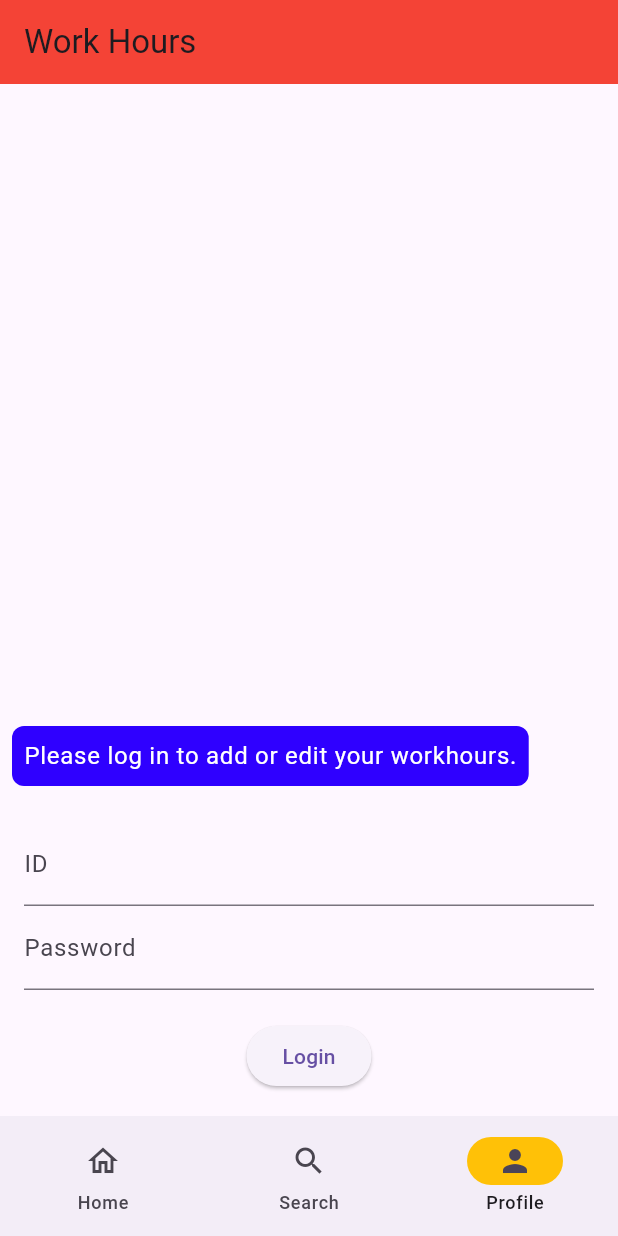
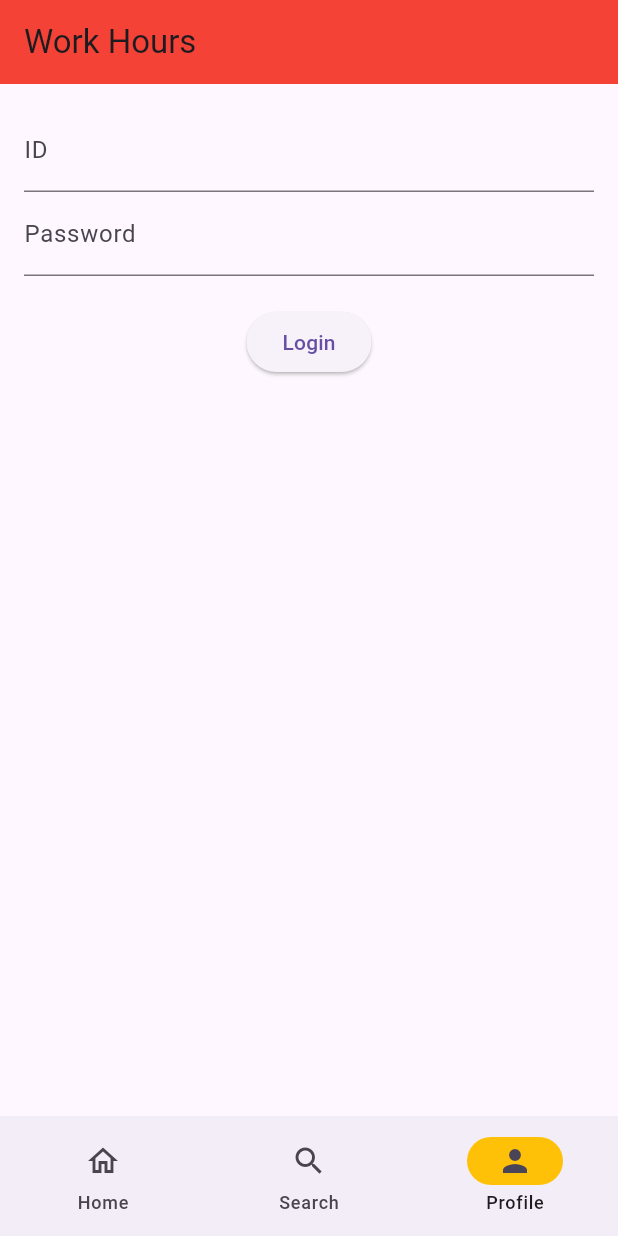
Before and after one commit to Hoopsier/Workhour-App, a Flutter app: the screen it shows after launch, item 3 of the bottom bar chosen, after a tap on "Login", on a phone screen of 412 x 824 dp. Run offline on Flutter 3.47's test engine with Material 3 defaults, Android fonts, the light colour scheme and no system bars; our stand-ins replace shared_preferences.

Commit message:
Refactored and a MASSIVE wall has been climbed.

```diff
--- /dev/null
+++ b/lib/Navigation/custom_navigation_bar.dart
@@ -0,0 +1,36 @@
+import 'package:flutter/material.dart';
+
+class CustomNavigationBar extends StatelessWidget {
+  final int currentIndex;
+  final ValueChanged<int> onIndexChanged;
+
+  const CustomNavigationBar({
+    super.key,
+    required this.currentIndex,
+    required this.onIndexChanged,
+  });
+
+  @override
+  Widget build(BuildContext context) {
+    return NavigationBar(
+      selectedIndex: currentIndex,
+      onDestinationSelected: onIndexChanged,
+      indicatorColor: Colors.amber,
+      destinations: const <Widget>[
+        NavigationDestination(
+          selectedIcon: Icon(Icons.home),
+          icon: Icon(Icons.home_outlined),
+          label: 'Home',
+        ),
+        NavigationDestination(
+          icon: Icon(Icons.search),
+          label: 'Search',
+        ),
+        NavigationDestination(
+          icon: Icon(Icons.person),
+          label: 'Profile',
+        ),
+      ],
+    );
+  }
+}
--- a/lib/Navigation/home_page.dart
+++ b/lib/Navigation/home_page.dart
@@ -0,0 +1,49 @@
+import 'package:flutter/material.dart';
+
+class HomePage extends StatelessWidget {
+  final String? name;
+  final int role;
+  final String password;
+  final int id;
+  final VoidCallback refreshData;
+
+  const HomePage({
+    super.key,
+    required this.name,
+    required this.role,
+    required this.password,
+    required this.id,
+    required this.refreshData,
+  });
+
+  @override
+  Widget build(BuildContext context) {
+    final String homeText = role == 0
+        ? "Please log in to add or edit your workhours."
+        : "Welcome $name!";
+    return Card(
+      margin: const EdgeInsets.all(8.0),
+      child: Column(
+        children: [
+          Row(
+            children: [
+              IconButton(
+                icon: const Icon(Icons.add),
+                onPressed: () {
+                  debugPrint('Add');
+                },
+              ),
+              IconButton(
+                icon: const Icon(Icons.edit),
+                onPressed: () {
+                  debugPrint('Edit');
+                },
+              ),
+            ],
+          ),
+          Text(homeText),
+        ],
+      ),
+    );
+  }
+}
--- a/lib/Navigation/notifications_page.dart
+++ b/lib/Navigation/notifications_page.dart
@@ -0,0 +1,30 @@
+import 'package:flutter/material.dart';
+
+class NotificationsPage extends StatelessWidget {
+  const NotificationsPage({super.key});
+
+  @override
+  Widget build(BuildContext context) {
+    return const Padding(
+      padding: EdgeInsets.all(8.0),
+      child: Column(
+        children: <Widget>[
+          Card(
+            child: ListTile(
+              leading: Icon(Icons.notifications_sharp),
+              title: Text('Notification 1'),
+              subtitle: Text('This is a notification'),
+            ),
+          ),
+          Card(
+            child: ListTile(
+              leading: Icon(Icons.notifications_sharp),
+              title: Text('Notification 2'),
+              subtitle: Text('This is a notification'),
+            ),
+          ),
+        ],
+      ),
+    );
+  }
+}
--- a/lib/Navigation/profile_page.dart
+++ b/lib/Navigation/profile_page.dart
@@ -0,0 +1,45 @@
+import 'package:flutter/material.dart';
+
+class ProfilePage extends StatelessWidget {
+  final TextEditingController idController;
+  final TextEditingController passwordController;
+  final VoidCallback refreshData;
+
+  const ProfilePage({
+    super.key,
+    required this.idController,
+    required this.passwordController,
+    required this.refreshData,
+  });
+
+  @override
+  Widget build(BuildContext context) {
+    return Padding(
+      padding: const EdgeInsets.all(16.0),
+      child: Column(
+        children: [
+          TextField(
+            controller: idController,
+            decoration: const InputDecoration(labelText: 'ID'),
+            keyboardType: TextInputType.number,
+          ),
+          TextField(
+            controller: passwordController,
+            decoration: const InputDecoration(labelText: 'Password'),
+            obscureText: true,
+          ),
+          const SizedBox(height: 20),
+          ElevatedButton(
+            onPressed: () {
+              final id = int.parse(idController.text);
+              final password = passwordController.text;
+              debugPrint('Login ID: $id, Password: $password');
+              refreshData();
+            },
+            child: const Text('Login'),
+          ),
+        ],
+      ),
+    );
+  }
+}
--- a/lib/main.dart
+++ b/lib/main.dart
@@ -1,10 +1,9 @@
-//import 'dart:math'; not used so
-
 import 'package:flutter/material.dart';
-import 'package:kurssiprojekti/API_Commands.dart';
+import 'package:kurssiprojekti/Navigation/custom_navigation_bar.dart';
 import 'package:shared_preferences/shared_preferences.dart';
-
-/// Flutter code sample for [NavigationBar].
+import 'Navigation/profile_page.dart';
+import 'Navigation/notifications_page.dart';
+import 'Navigation/home_page.dart';
 
 void main() => runApp(const NavigationBarApp());
 
@@ -29,14 +28,11 @@ class NavigationExample extends StatefulWidget {
 
 class _NavigationExampleState extends State<NavigationExample> {
   late SharedPreferences _prefs;
-  static int currentPageIndex = 0;
-  static late String? name;
-  static late String password;
-  final TextEditingController idController = TextEditingController();
-  final TextEditingController passwordController = TextEditingController();
-  static late int role;
-  static late String homeText;
-  static late int Id_;
+  int currentPageIndex = 0;
+  String? name;
+  String password = "null";
+  int role = 0;
+  int id = -1;
 
   @override
   void initState() {
@@ -47,10 +43,10 @@ class _NavigationExampleState extends State<NavigationExample> {
   Future<void> _initializeSharedPreferences() async {
     _prefs = await SharedPreferences.getInstance();
     setState(() {
-      name = _prefs.getString('name') ?? null;
+      name = _prefs.getString('name');
       role = _prefs.getInt('role') ?? 0;
       password = _prefs.getString('password') ?? "null";
-      Id_ = _prefs.getInt('id') ?? -1;
+      id = _prefs.getInt('id') ?? -1;
     });
   }
 
@@ -60,172 +56,36 @@ class _NavigationExampleState extends State<NavigationExample> {
 
   @override
   Widget build(BuildContext context) {
-    if (Id_ != -1 && password != "null") {
-      Login(Id_, password);
-    }
-    final ThemeData theme = Theme.of(context);
-    final Map loggedInOrNah = {
-      0: "Please log in to add or edit your workhours.",
-      1: "Welcome $name!"
-    };
-    if (role == 0) {
-      homeText = loggedInOrNah[0];
-    } else {
-      homeText = loggedInOrNah[1];
-    }
+    final List<Widget> pages = [
+      HomePage(
+        name: name,
+        role: role,
+        password: password,
+        id: id,
+        refreshData: refreshData,
+      ),
+      const NotificationsPage(),
+      ProfilePage(
+        idController: TextEditingController(),
+        passwordController: TextEditingController(),
+        refreshData: refreshData,
+      ),
+    ];
+
     return Scaffold(
-      bottomNavigationBar: NavigationBar(
-        onDestinationSelected: (int index) {
+      appBar: AppBar(
+        backgroundColor: Colors.red,
+        title: const Text('Work Hours'),
+      ),
+      bottomNavigationBar: CustomNavigationBar(
+        currentIndex: currentPageIndex,
+        onIndexChanged: (index) {
           setState(() {
             currentPageIndex = index;
           });
         },
-        indicatorColor: Colors.amber,
-        selectedIndex: currentPageIndex,
-        destinations: const <Widget>[
-          NavigationDestination(
-            selectedIcon: Icon(Icons.home),
-            icon: Icon(Icons.home_outlined),
-            label: 'Home',
-          ),
-          NavigationDestination(
-            icon: Icon(Icons.search),
-            label: 'Search',
-          ),
-          NavigationDestination(
-            icon: Icon(Icons.person),
-            label: 'Profile',
-          ),
-        ],
       ),
-      body: <Widget>[
-        /// Home page
-        Card(
-          shadowColor: Colors.transparent,
-          margin: const EdgeInsets.all(8.0),
-          child: SizedBox.expand(
-            child: Column(
-              children: [
-                Row(
-                  children: [
-                    IconButton(
-                      style: ButtonStyle(
-                        iconSize: WidgetStateProperty.all<double>(40.0),
-                        backgroundColor:
-                            WidgetStateProperty.all<Color>(Colors.blue),
-                        iconColor: WidgetStateProperty.all<Color>(Colors.white),
-                      ),
-                      onPressed: () {
-                        print('Add');
-                      },
-                      icon: const Icon(Icons.add),
-                    ),
-                    Container(
-                      padding: EdgeInsets.all(16.0),
-                      child: IconButton(
-                        style: ButtonStyle(
-                          iconSize: WidgetStateProperty.all<double>(40.0),
-                          backgroundColor:
-                              WidgetStateProperty.all<Color>(Colors.blue),
-                          iconColor:
-                              WidgetStateProperty.all<Color>(Colors.white),
-                        ),
-                        onPressed: () {
-                          print('Edit');
-                        },
-                        icon: const Icon(Icons.edit),
-                      ),
-                    ),
-                  ],
-                ),
-                Row(children: [Text(homeText)]),
-              ],
-            ),
-          ),
-        ),
-
-        /// Notifications page
-        const Padding(
-          padding: EdgeInsets.all(8.0),
-          child: Column(
-            children: <Widget>[
-              Card(
-                child: ListTile(
-                  leading: Icon(Icons.notifications_sharp),
-                  title: Text('Notification 1'),
-                  subtitle: Text('This is a notification'),
-                ),
-              ),
-              Card(
-                child: ListTile(
-                  leading: Icon(Icons.notifications_sharp),
-                  title: Text('Notification 2'),
-                  subtitle: Text('This is a notification'),
-                ),
-              ),
-            ],
-          ),
-        ),
-
-        /// Messages page
-        ListView.builder(
-          reverse: true,
-          itemCount: 2,
-          itemBuilder: (BuildContext context, int index) {
-            if (index == 0) {
-              return Align(
-                child: Padding(
-                  padding: const EdgeInsets.all(16.0),
-                  child: Column(
-                    children: [
-                      TextField(
-                        controller: idController,
-                        decoration: InputDecoration(labelText: 'ID'),
-                        keyboardType: TextInputType.number,
-                      ),
-                      TextField(
-                        controller: passwordController,
-                        decoration: InputDecoration(labelText: 'Password'),
-                        obscureText: true,
-                      ),
-                      SizedBox(height: 20),
-                      ElevatedButton(
-                        onPressed: () {
-                          final id = int.parse(idController.text);
-                          final password = passwordController.text;
-                          Login(id, password);
-                          refreshData();
-                        },
-                        child: Text('Login'),
-                      ),
-                    ],
-                  ),
-                ),
-              );
-            }
-            return Align(
-              alignment: Alignment.centerLeft,
-              child: Container(
-                margin: const EdgeInsets.all(8.0),
-                padding: const EdgeInsets.all(8.0),
-                decoration: BoxDecoration(
-                  color: const Color.fromARGB(255, 47, 0, 255),
-                  borderRadius: BorderRadius.circular(8.0),
-                ),
-                child: Text(
-                  homeText,
-                  style: theme.textTheme.bodyLarge!
-                      .copyWith(color: theme.colorScheme.onPrimary),
-                ),
-              ),
-            );
-          },
-        ),
-      ][currentPageIndex],
-      appBar: AppBar(
-        backgroundColor: Colors.red,
-        title: Text('Work Hours'),
-      ),
+      body: pages[currentPageIndex],
     );
   }
 }
```
